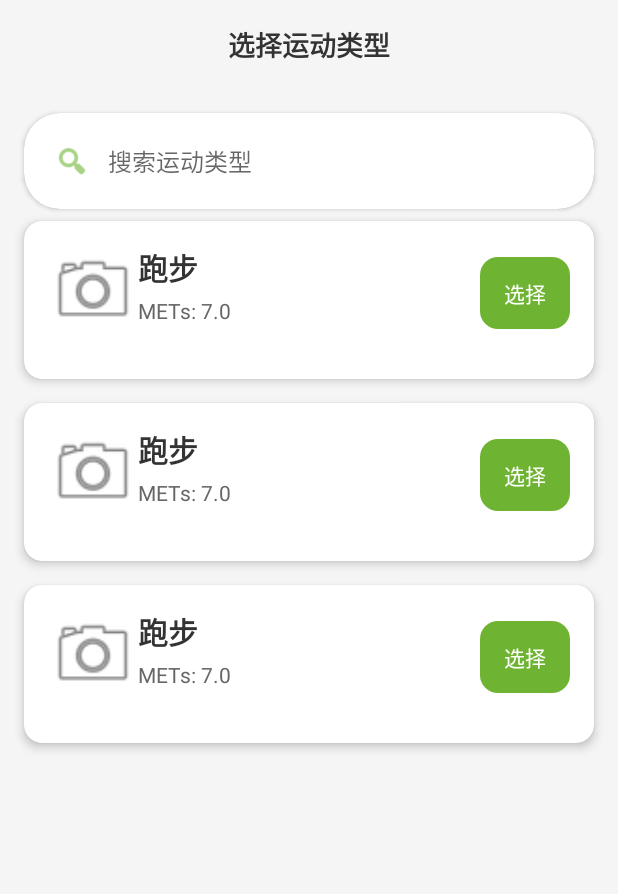
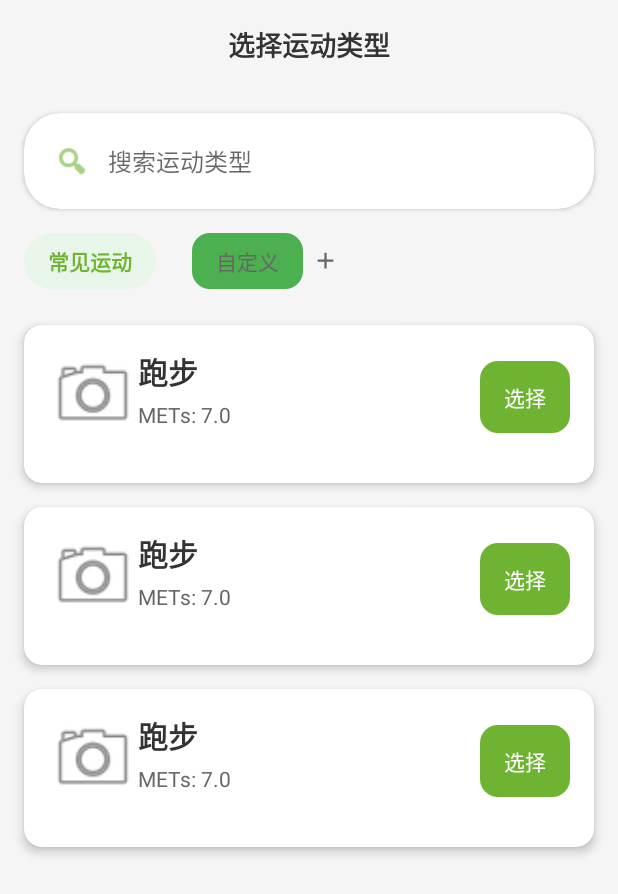
Before and after one commit to se7suna/ForHealth-Android, an Android app built with Jetpack Compose: the layout activity_sports_selection.xml on its own in the app's theme, with its tools: preview values and no code run, on a phone screen of 412 x 824 dp. Shown: the top 894 px of the screen. Run offline under Robolectric (Android 15) with nearby library versions, the phone set to English and light mode, and no system bars.

Commit message:
完成了添加自定义运动的功能

```diff
--- a/frontend/app/src/main/res/layout/activity_sports_selection.xml
+++ b/frontend/app/src/main/res/layout/activity_sports_selection.xml
@@ -1,4 +1,3 @@
-<?xml version="1.0" encoding="utf-8"?>
 <androidx.constraintlayout.widget.ConstraintLayout xmlns:android="http://schemas.android.com/apk/res/android"
     xmlns:app="http://schemas.android.com/apk/res-auto"
     xmlns:tools="http://schemas.android.com/tools"
@@ -59,6 +58,70 @@
         </LinearLayout>
     </androidx.cardview.widget.CardView>
 
+    <!-- 常见运动栏 -->
+    <HorizontalScrollView
+        android:id="@+id/SportScrollView"
+        android:layout_width="match_parent"
+        android:layout_height="wrap_content"
+        android:scrollbars="none"
+        android:paddingVertical="8dp"
+        app:layout_constraintTop_toBottomOf="@id/searchCard"> <!-- 绑定到搜索框底部 -->
+
+        <LinearLayout
+            android:layout_width="wrap_content"
+            android:layout_height="wrap_content"
+            android:orientation="horizontal"
+            android:paddingHorizontal="16dp"
+            android:gravity="center_vertical">
+
+            <TextView
+                android:id="@+id/tabCommonSports"
+                android:layout_width="wrap_content"
+                android:layout_height="wrap_content"
+                android:text="常见运动"
+                android:textSize="14sp"
+                android:textColor="@color/primary_green"
+                android:textStyle="bold"
+                android:background="@drawable/bg_category_tab_selected"
+                android:paddingHorizontal="16dp"
+                android:paddingVertical="8dp"
+                android:clickable="true"
+                android:focusable="true"
+                android:layout_marginEnd="8dp"/>
+
+            <LinearLayout
+                android:id="@+id/tabCustomContainer"
+                android:layout_width="wrap_content"
+                android:layout_height="wrap_content"
+                android:orientation="horizontal"
+                android:paddingHorizontal="16dp"
+                android:paddingVertical="8dp"
+                android:layout_marginEnd="8dp"
+                android:gravity="center_vertical"
+                android:background="@drawable/bg_category_tab_unselected"
+                android:clickable="true"
+                android:focusable="true"
+                android:foreground="?attr/selectableItemBackgroundBorderless">
+
+                <Button
+                    android:id="@+id/tabSport"
+                    android:layout_width="wrap_content"
+                    android:layout_height="wrap_content"
+                    android:text="自定义"
+                    android:textSize="14sp"
+                    android:textColor="#666666"/>
+
+                <ImageView
+                    android:id="@+id/btnAddSport"
+                    android:layout_width="18dp"
+                    android:layout_height="18dp"
+                    android:src="@drawable/ic_add_small"
+                    android:tint="#666666"
+                    android:layout_marginStart="6dp"/>
+            </LinearLayout>
+        </LinearLayout>
+    </HorizontalScrollView>
+
     <!-- 运动列表 -->
     <androidx.recyclerview.widget.RecyclerView
         android:id="@+id/rvSports"
@@ -66,9 +129,9 @@
         android:layout_height="0dp"
         android:paddingHorizontal="16dp"
         android:clipToPadding="false"
-        app:layout_constraintTop_toBottomOf="@id/searchCard"
-        app:layout_constraintBottom_toBottomOf="parent"
-        tools:listitem="@layout/item_sports"/>
+        app:layout_constraintTop_toBottomOf="@id/SportScrollView"
+        tools:listitem="@layout/item_sports"
+        app:layout_constraintBottom_toTopOf="@id/progressBar" />
 
     <!-- 加载提示 -->
     <ProgressBar
@@ -76,8 +139,8 @@
         android:layout_width="wrap_content"
         android:layout_height="wrap_content"
         android:visibility="gone"
-        app:layout_constraintTop_toTopOf="@id/rvSports"
-        app:layout_constraintBottom_toBottomOf="@id/rvSports"
+        app:layout_constraintTop_toBottomOf="@id/rvSports"
+        app:layout_constraintBottom_toBottomOf="parent"
         app:layout_constraintStart_toStartOf="parent"
         app:layout_constraintEnd_toEndOf="parent"/>
 
@@ -90,8 +153,8 @@
         android:textSize="14sp"
         android:textColor="#999999"
         android:visibility="gone"
-        app:layout_constraintTop_toTopOf="@id/rvSports"
-        app:layout_constraintBottom_toBottomOf="@id/rvSports"
+        app:layout_constraintTop_toBottomOf="@id/progressBar"
+        app:layout_constraintBottom_toBottomOf="parent"
         app:layout_constraintStart_toStartOf="parent"
         app:layout_constraintEnd_toEndOf="parent"/>
 
```
Also changed, not shown: frontend/app/src/main/java/com/example/forhealth/model/SportsModels.kt (+10 -0 lines), frontend/app/src/main/java/com/example/forhealth/network/ApiInterface.kt (+9 -0 lines), frontend/app/src/main/java/com/example/forhealth/sports/SportsSelectionActivity.kt (+61 -1 lines), frontend/app/src/main/res/layout/dialog_add_custom_sport.xml (added, +20 -0 lines).
